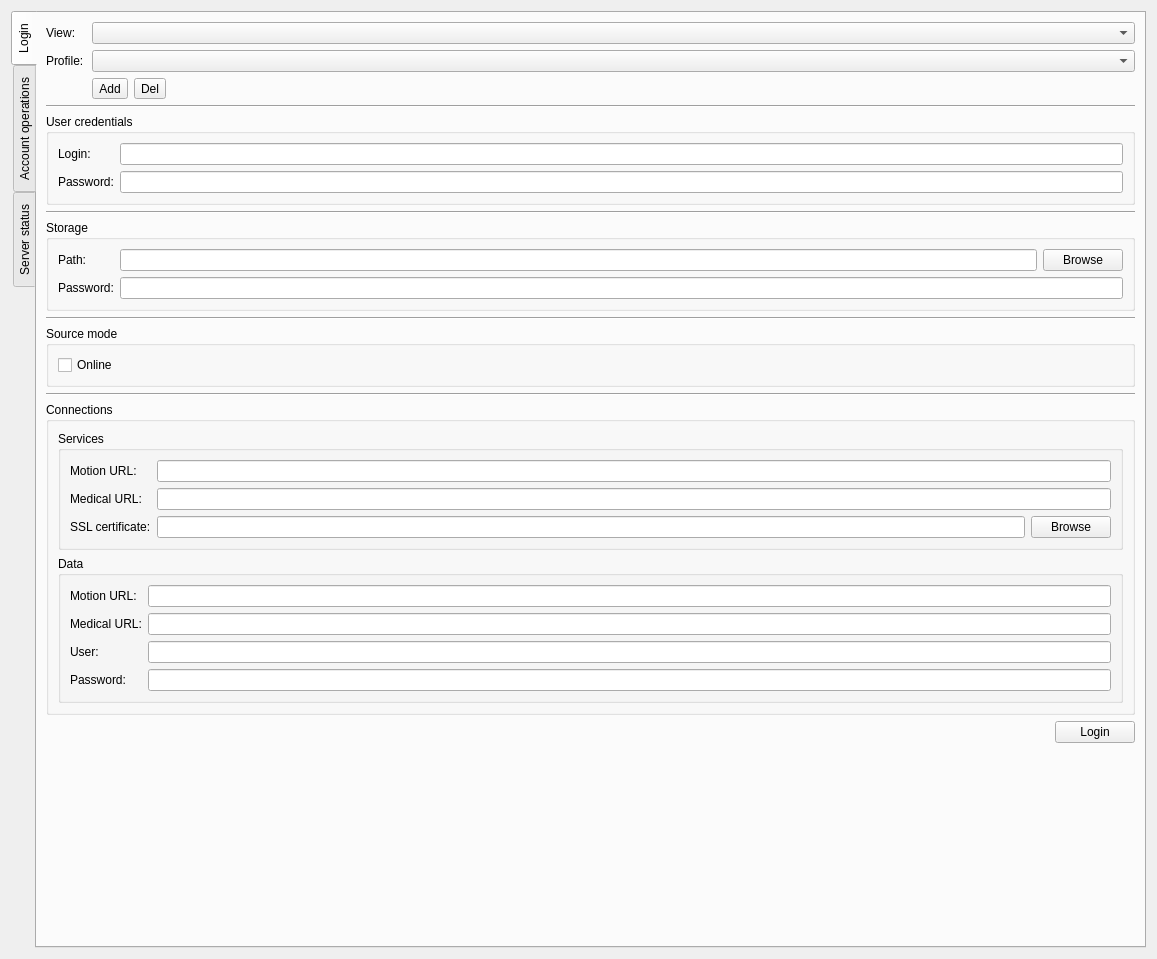
Old version of the form branches/communication_refactorization/src/edr/src/plugins/hmdbCommunication/ui/SourceOptionsWidget.ui in the repository mk4me/hm-mde-one.
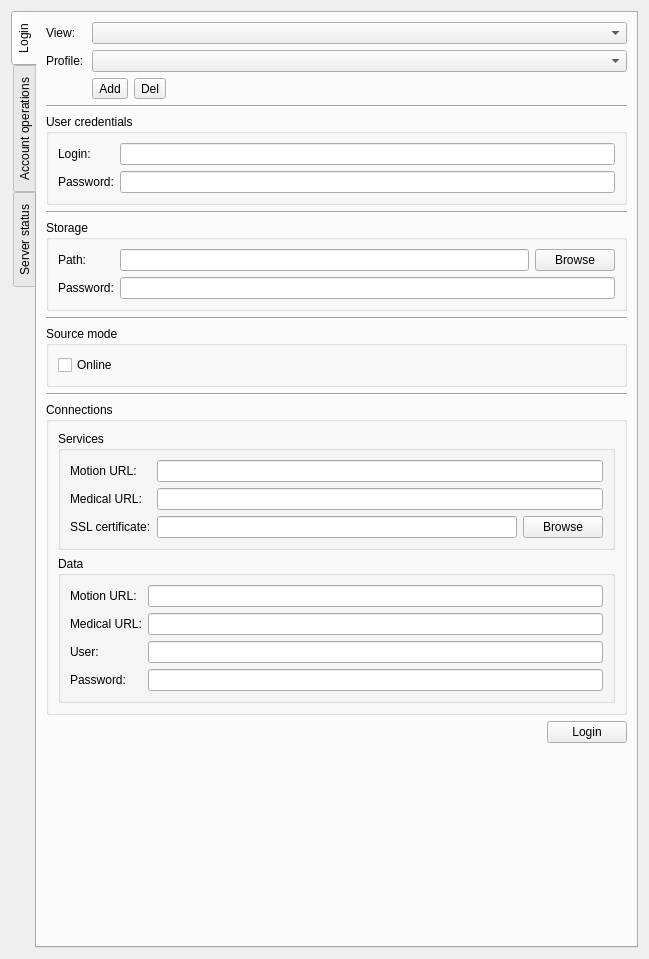
New version of the form.

Patch:
```diff
--- a/branches/communication_refactorization/src/edr/src/plugins/hmdbCommunication/ui/SourceOptionsWidget.ui
+++ b/branches/communication_refactorization/src/edr/src/plugins/hmdbCommunication/ui/SourceOptionsWidget.ui
@@ -6,7 +6,7 @@
    <rect>
     <x>0</x>
     <y>0</y>
-    <width>1157</width>
+    <width>649</width>
     <height>959</height>
    </rect>
   </property>
@@ -176,7 +176,11 @@
            </widget>
           </item>
           <item row="1" column="1">
-           <widget class="QLineEdit" name="storagePasswordLineEdit"/>
+           <widget class="QLineEdit" name="storagePasswordLineEdit">
+            <property name="echoMode">
+             <enum>QLineEdit::PasswordEchoOnEdit</enum>
+            </property>
+           </widget>
           </item>
          </layout>
         </widget>
```
Left out of the diff: 162 changed lines with no effect on the pictures.
